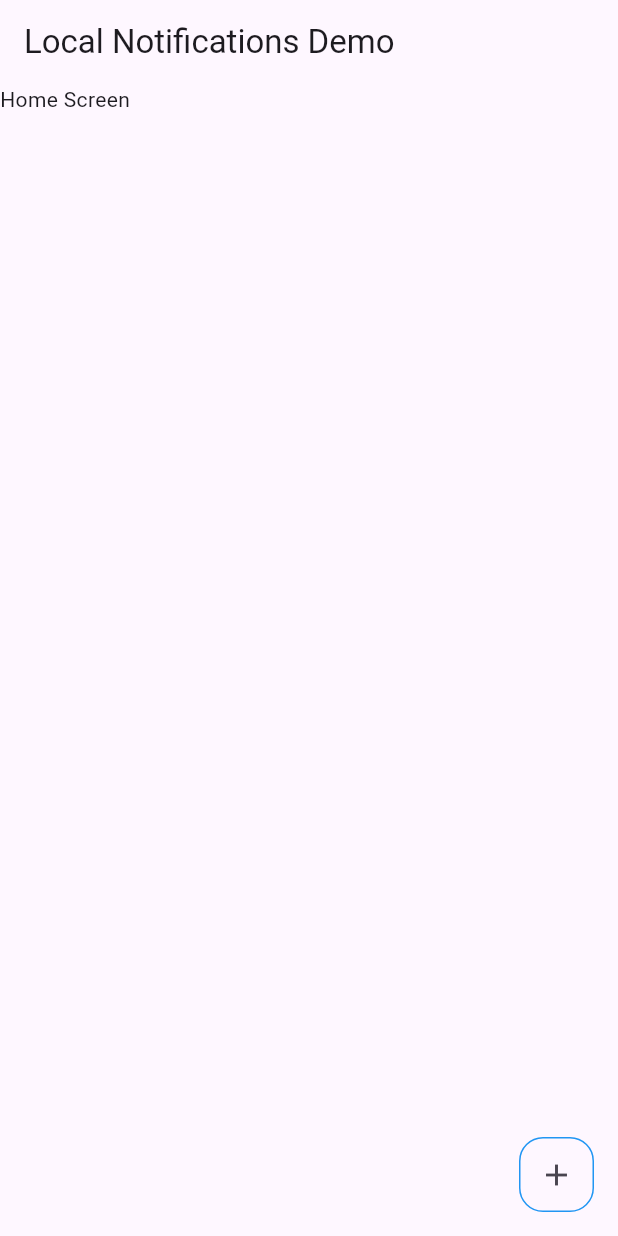
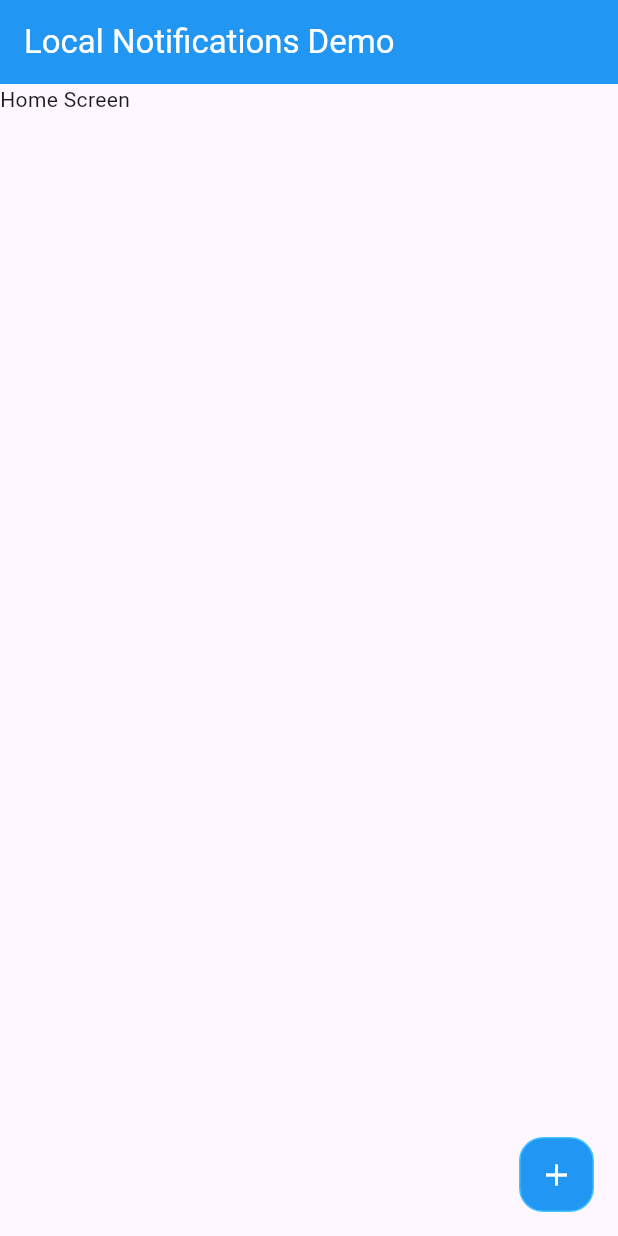
Before and after one commit to erolegerkan/flutter_local_notifications, a Flutter app: the screen it shows after launch, on a phone screen of 412 x 824 dp. Run offline on Flutter 3.47's test engine with Material 3 defaults, Android fonts, the phone set to English and light mode, and no system bars.

Commit message:
feat : add new customtextfield widget

```diff
--- a/lib/features/home/presentation/screens/home_screen.dart
+++ b/lib/features/home/presentation/screens/home_screen.dart
@@ -9,9 +9,7 @@ class HomeScreen extends StatelessWidget {
   @override
   Widget build(BuildContext context) {
     return Consumer<HomeScreenProvider>(
-      builder:
-          (context, homeScreenProviderModel, child) =>
-              PopScope(
+      builder: (context, homeScreenProviderModel, child) => PopScope(
         canPop: homeScreenProviderModel.currentScreen == ScreenEnum.homeWidget,
         onPopInvokedWithResult: (didPop, result) {
           if (didPop) {
@@ -20,13 +18,25 @@ class HomeScreen extends StatelessWidget {
           homeScreenProviderModel.changeScreen(ScreenEnum.homeWidget);
         },
         child: Scaffold(
-                  appBar: AppBar(title: Text("Local Notifications Demo")),
-                  floatingActionButton: Container(
-                    decoration: BoxDecoration(border: Border.all(color: Colors.blue),borderRadius: BorderRadius.circular(16)),
-                    child: IconButton(onPressed: (){
-                      homeScreenProviderModel.changeScreen(ScreenEnum.newNotificationWidget);
-                    }, icon: Icon(Icons.add)),
+          appBar: AppBar(
+            title: Text("Local Notifications Demo",style: TextStyle(color: Colors.white),),
+            backgroundColor: Colors.blue,
           ),
+          floatingActionButton: homeScreenProviderModel.currentScreen == ScreenEnum.homeWidget ? Container(
+            decoration: BoxDecoration(
+              color: Colors.blue,
+              border: Border.all(color: Colors.lightBlueAccent),
+              borderRadius: BorderRadius.circular(16),
+            ),
+            child: IconButton(
+              onPressed: () {
+                homeScreenProviderModel.changeScreen(
+                  ScreenEnum.newNotificationWidget,
+                );
+              },
+              icon: Icon(Icons.add,color: Colors.white,),
+            ),
+          ) : null,
           body: SafeArea(child: homeScreenProviderModel.getScreen()),
         ),
       ),
--- a/lib/features/home/presentation/widgets/new_notification_widget.dart
+++ b/lib/features/home/presentation/widgets/new_notification_widget.dart
@@ -1,12 +1,18 @@
 import 'package:flutter/material.dart';
+import 'package:flutter_local_notification/core/widgets/custom_textfield.dart';
 
 class NewNotificationWidget extends StatelessWidget {
   const NewNotificationWidget({super.key});
 
   @override
   Widget build(BuildContext context) {
+    TextEditingController titleController = TextEditingController();
+    TextEditingController descriptionController = TextEditingController();
+
     return Column(
       children: [
+        CustomTextfield(controller: titleController, hintText: "Notification Title"),
+        CustomTextfield(controller: descriptionController, hintText: "Notification Description"),
 
       ],
     );
```
Also changed, not shown: lib/core/widgets/custom_textfield.dart (added, +35 -0 lines). Lines whose indentation alone changed are shown as unchanged.
